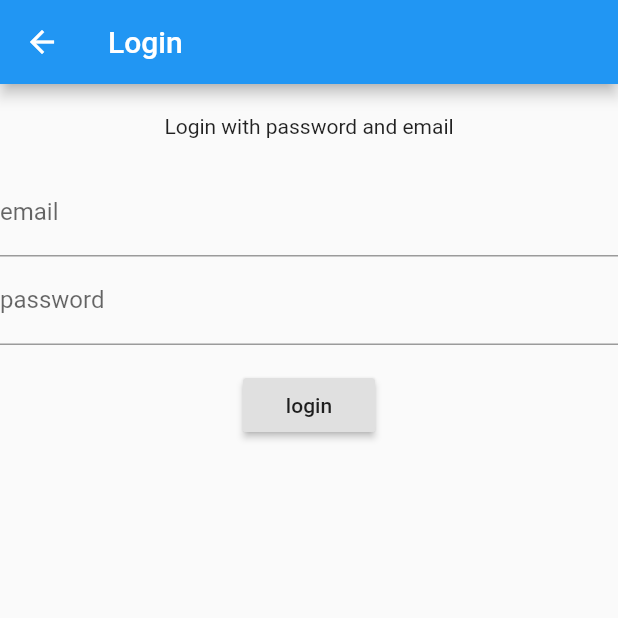
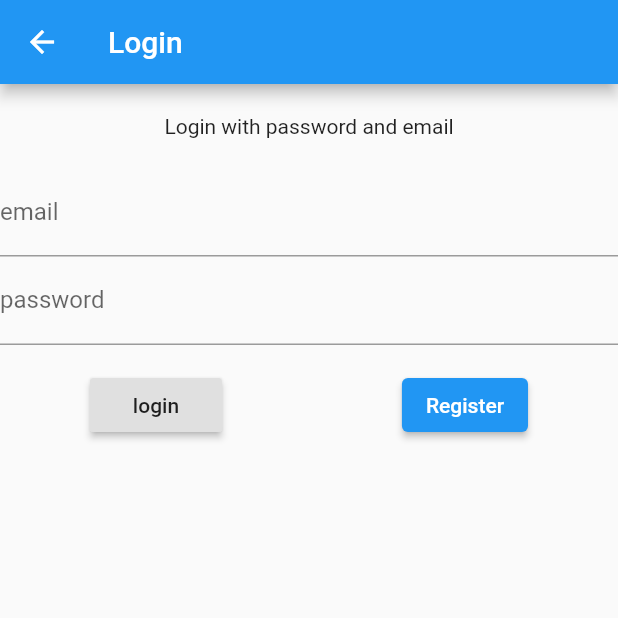
Before and after one commit to DuaneJaspers/Twutter, a Flutter app: the LoginPage screen opened by its route, on a phone screen of 412 x 824 dp, the top half of it. Run offline on Flutter 3.47's test engine with Material 2 defaults, Android fonts, the phone set to English and light mode, and no system bars; our stand-ins replace cloud_firestore, firebase_auth, firebase_core; accounts and stored records are empty.

Commit message:
Add register button

```diff
--- a/lib/views/login.dart
+++ b/lib/views/login.dart
@@ -1,5 +1,6 @@
 import 'package:firebase_auth/firebase_auth.dart';
 import 'package:flutter/material.dart';
+import 'package:twutter/widgets/buttons/register_button.dart';
 import 'package:twutter/widgets/formsFields/email_field.dart';
 import 'package:twutter/widgets/formsFields/password_field.dart';
 
@@ -37,7 +38,10 @@ class _LoginPageState extends State<LoginPage> {
             Container(
               alignment: Alignment.center,
               padding: const EdgeInsets.symmetric(vertical: 16.0),
-              child: RaisedButton(
+              child: Row(
+                  mainAxisAlignment: MainAxisAlignment.spaceAround,
+                  children: [
+                    RaisedButton(
                       child: Text("login"),
                       onPressed: () async {
                         if (_formKey.currentState.validate()) {
@@ -45,6 +49,8 @@ class _LoginPageState extends State<LoginPage> {
                         }
                       },
                     ),
+                    RegisterButton()
+                  ]),
             ),
             if (_error != null)
               Container(
@@ -70,12 +76,11 @@ class _LoginPageState extends State<LoginPage> {
   void _signInWithEmailAndPassword() async {
     String error;
     try {
-      final User user = (await _auth.signInWithEmailAndPassword(
+      final User _ = (await _auth.signInWithEmailAndPassword(
               email: _emailController.text, password: _passwordController.text))
           .user;
 
       Navigator.pop(context, "login successful");
-      // Navigator.pop(context);
     } on FirebaseAuthException catch (e) {
       if (e.code == 'user-not-found') {
         error = ('No user found for that email');
```
Lines whose indentation alone changed are shown as unchanged.
